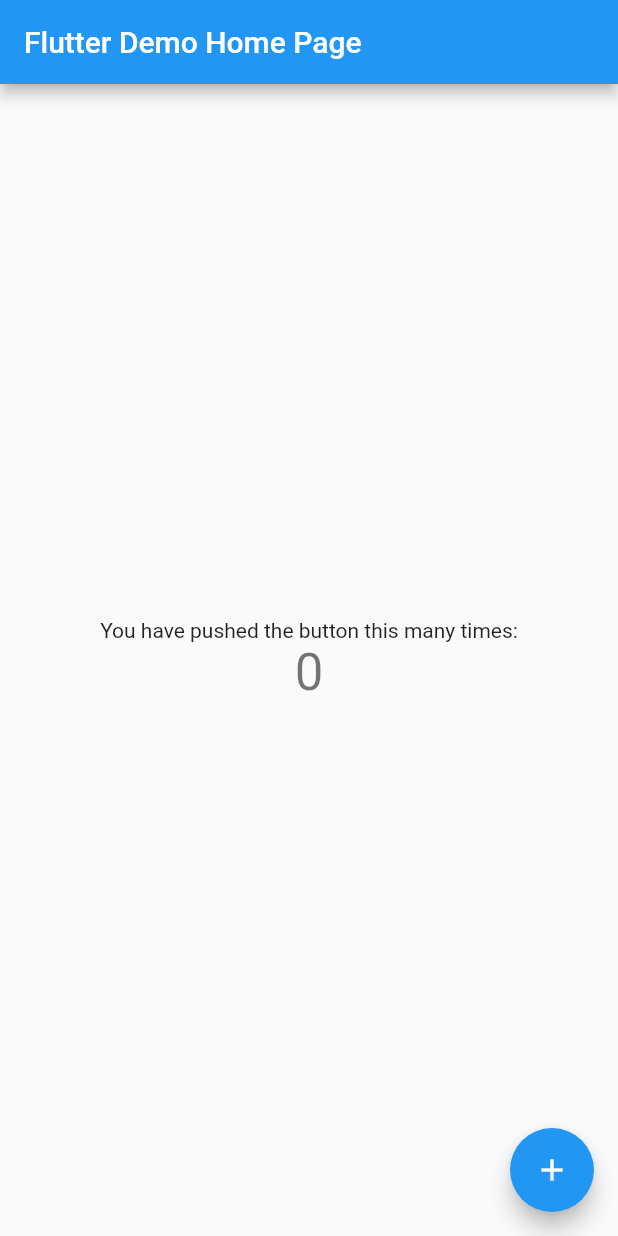
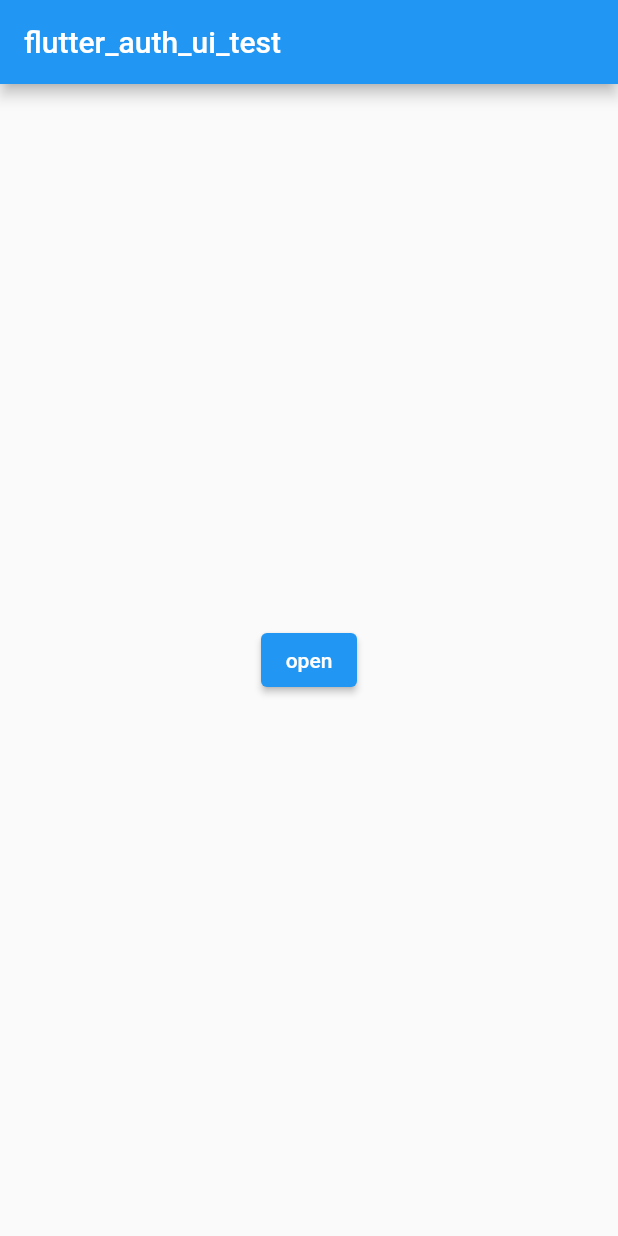
Before and after one commit to morio77/flutter_auth_ui_sample, a Flutter app: the screen it shows after launch, on a phone screen of 412 x 824 dp. Run offline on Flutter 3.47's test engine with Material 2 defaults, Android fonts, the phone set to English and light mode, and no system bars; our stand-ins replace firebase_core; missing offline and left inert: flutter_auth_ui; accounts and stored records are empty.

```diff
--- a/lib/main.dart
+++ b/lib/main.dart
@@ -1,115 +1,62 @@
 import 'package:flutter/material.dart';
 
+import 'package:flutter_auth_ui/flutter_auth_ui.dart';
+import 'package:firebase_core/firebase_core.dart';
+
 void main() {
+  WidgetsFlutterBinding.ensureInitialized();
+  Firebase.initializeApp();
   runApp(const MyApp());
 }
 
 class MyApp extends StatelessWidget {
   const MyApp({Key? key}) : super(key: key);
 
-  // This widget is the root of your application.
   @override
   Widget build(BuildContext context) {
     return MaterialApp(
-      title: 'Flutter Demo',
+      title: 'flutter_auth_ui_test',
       theme: ThemeData(
-        // This is the theme of your application.
-        //
-        // Try running your application with "flutter run". You'll see the
-        // application has a blue toolbar. Then, without quitting the app, try
-        // changing the primarySwatch below to Colors.green and then invoke
-        // "hot reload" (press "r" in the console where you ran "flutter run",
-        // or simply save your changes to "hot reload" in a Flutter IDE).
-        // Notice that the counter didn't reset back to zero; the application
-        // is not restarted.
         primarySwatch: Colors.blue,
       ),
-      home: const MyHomePage(title: 'Flutter Demo Home Page'),
+      home: const MyHomePage(),
     );
   }
 }
 
 class MyHomePage extends StatefulWidget {
-  const MyHomePage({Key? key, required this.title}) : super(key: key);
-
-  // This widget is the home page of your application. It is stateful, meaning
-  // that it has a State object (defined below) that contains fields that affect
-  // how it looks.
-
-  // This class is the configuration for the state. It holds the values (in this
-  // case the title) provided by the parent (in this case the App widget) and
-  // used by the build method of the State. Fields in a Widget subclass are
-  // always marked "final".
-
-  final String title;
+  const MyHomePage({Key? key}) : super(key: key);
 
   @override
   State<MyHomePage> createState() => _MyHomePageState();
 }
 
 class _MyHomePageState extends State<MyHomePage> {
-  int _counter = 0;
-
-  void _incrementCounter() {
-    setState(() {
-      // This call to setState tells the Flutter framework that something has
-      // changed in this State, which causes it to rerun the build method below
-      // so that the display can reflect the updated values. If we changed
-      // _counter without calling setState(), then the build method would not be
-      // called again, and so nothing would appear to happen.
-      _counter++;
-    });
-  }
-
   @override
   Widget build(BuildContext context) {
-    // This method is rerun every time setState is called, for instance as done
-    // by the _incrementCounter method above.
-    //
-    // The Flutter framework has been optimized to make rerunning build methods
-    // fast, so that you can just rebuild anything that needs updating rather
-    // than having to individually change instances of widgets.
     return Scaffold(
       appBar: AppBar(
-        // Here we take the value from the MyHomePage object that was created by
-        // the App.build method, and use it to set our appbar title.
-        title: Text(widget.title),
+        title: const Text('flutter_auth_ui_test'),
       ),
       body: Center(
-        // Center is a layout widget. It takes a single child and positions it
-        // in the middle of the parent.
-        child: Column(
-          // Column is also a layout widget. It takes a list of children and
-          // arranges them vertically. By default, it sizes itself to fit its
-          // children horizontally, and tries to be as tall as its parent.
-          //
-          // Invoke "debug painting" (press "p" in the console, choose the
-          // "Toggle Debug Paint" action from the Flutter Inspector in Android
-          // Studio, or the "Toggle Debug Paint" command in Visual Studio Code)
-          // to see the wireframe for each widget.
-          //
-          // Column has various properties to control how it sizes itself and
-          // how it positions its children. Here we use mainAxisAlignment to
-          // center the children vertically; the main axis here is the vertical
-          // axis because Columns are vertical (the cross axis would be
-          // horizontal).
-          mainAxisAlignment: MainAxisAlignment.center,
-          children: <Widget>[
-            const Text(
-              'You have pushed the button this many times:',
-            ),
-            Text(
-              '$_counter',
-              style: Theme.of(context).textTheme.headline4,
-            ),
-          ],
+        child: ElevatedButton(
+          onPressed: () async {
+            final providers = [
+              AuthUiProvider.email,
+            ];
+
+            final result = await FlutterAuthUi.startUi(
+              items: providers,
+              tosAndPrivacyPolicy: TosAndPrivacyPolicy(
+                  tosUrl: 'https://www.google.com',
+                  privacyPolicyUrl: 'https://www.google.com'),
+            );
+
+            print(result);
+          },
+          child: const Text('open'),
         ),
       ),
-      floatingActionButton: FloatingActionButton(
-        onPressed: _incrementCounter,
-        tooltip: 'Increment',
-        child: const Icon(Icons.add),
-      ), // This trailing comma makes auto-formatting nicer for build methods.
     );
   }
 }
--- a/pubspec.yaml
+++ b/pubspec.yaml
@@ -34,6 +34,7 @@
   # The following adds the Cupertino Icons font to your application.
   # Use with the CupertinoIcons class for iOS style icons.
   cupertino_icons: ^1.0.2
+  flutter_auth_ui: ^2.4.0
 
 dev_dependencies:
   flutter_test:
```
Also changed, not shown: pubspec.lock, 9 other files.
